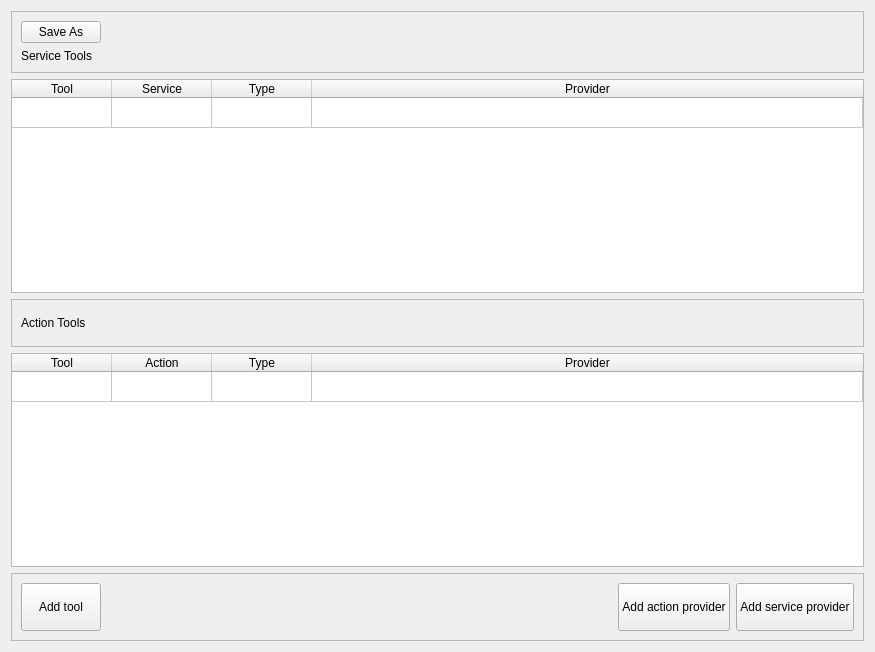
First picture: the form in intent_dispatcher/ui/overview_dialog.ui, repository ipa320/rqt_frame_editor_plugin, before the edit.
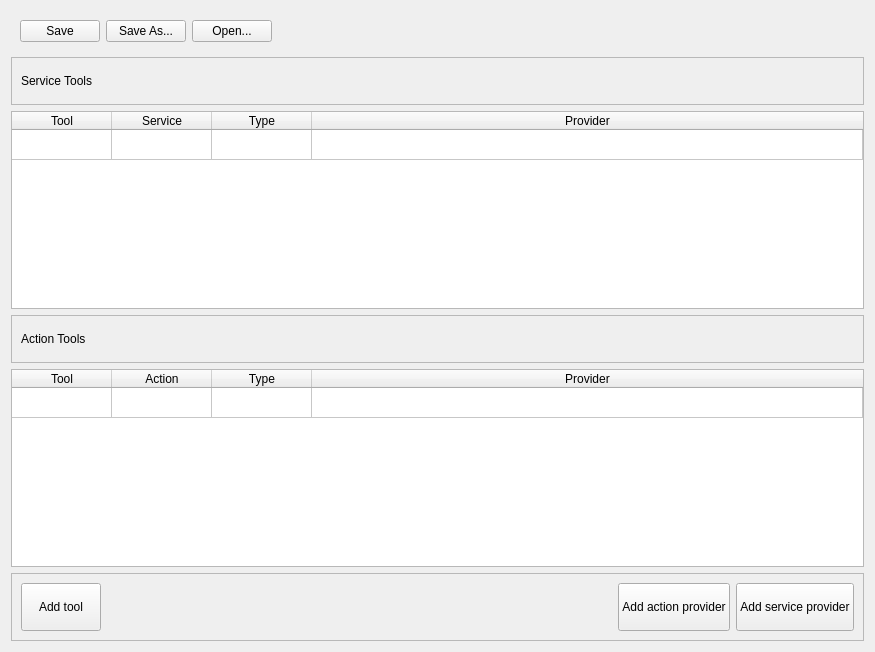
Second picture: the form after the edit. Icons and pictures are not drawn.

Commit message: dispatcher: load/save buttons

```diff
--- a/intent_dispatcher/ui/overview_dialog.ui
+++ b/intent_dispatcher/ui/overview_dialog.ui
@@ -14,6 +14,58 @@
    <string>Form</string>
   </property>
   <layout class="QVBoxLayout" name="verticalLayout">
+   <item>
+    <widget class="QWidget" name="widget_4" native="true">
+     <layout class="QHBoxLayout" name="horizontalLayout_3">
+      <item>
+       <widget class="QPushButton" name="btn_save">
+        <property name="text">
+         <string>Save</string>
+        </property>
+        <property name="icon">
+         <iconset theme="document-save">
+          <normaloff>../../frame_editor/src/frame_editor</normaloff>../../frame_editor/src/frame_editor</iconset>
+        </property>
+       </widget>
+      </item>
+      <item>
+       <widget class="QPushButton" name="btn_saveAs">
+        <property name="text">
+         <string>Save As...</string>
+        </property>
+        <property name="icon">
+         <iconset theme="document-save-as">
+          <normaloff>../../frame_editor/src/frame_editor</normaloff>../../frame_editor/src/frame_editor</iconset>
+        </property>
+       </widget>
+      </item>
+      <item>
+       <widget class="QPushButton" name="btn_open">
+        <property name="text">
+         <string>Open...</string>
+        </property>
+        <property name="icon">
+         <iconset theme="document-open">
+          <normaloff>../../frame_editor/src/frame_editor</normaloff>../../frame_editor/src/frame_editor</iconset>
+        </property>
+       </widget>
+      </item>
+      <item>
+       <spacer name="horizontalSpacer_2">
+        <property name="orientation">
+         <enum>Qt::Horizontal</enum>
+        </property>
+        <property name="sizeHint" stdset="0">
+         <size>
+          <width>40</width>
+          <height>20</height>
+         </size>
+        </property>
+       </spacer>
+      </item>
+     </layout>
+    </widget>
+   </item>
    <item>
     <widget class="QFrame" name="frame">
      <property name="minimumSize">
@@ -29,30 +81,6 @@
       <enum>QFrame::Raised</enum>
      </property>
      <layout class="QVBoxLayout" name="verticalLayout_2">
-      <item>
-       <layout class="QHBoxLayout" name="horizontalLayout_2">
-        <item>
-         <widget class="QPushButton" name="btnSaveAs">
-          <property name="text">
-           <string>Save As</string>
-          </property>
-         </widget>
-        </item>
-        <item>
-         <spacer name="horizontalSpacer_2">
-          <property name="orientation">
-           <enum>Qt::Horizontal</enum>
-          </property>
-          <property name="sizeHint" stdset="0">
-           <size>
-            <width>40</width>
-            <height>20</height>
-           </size>
-          </property>
-         </spacer>
-        </item>
-       </layout>
-      </item>
       <item>
        <widget class="QLabel" name="txtIntentDescription">
         <property name="text">
```
The commit also changes 2 other files.
